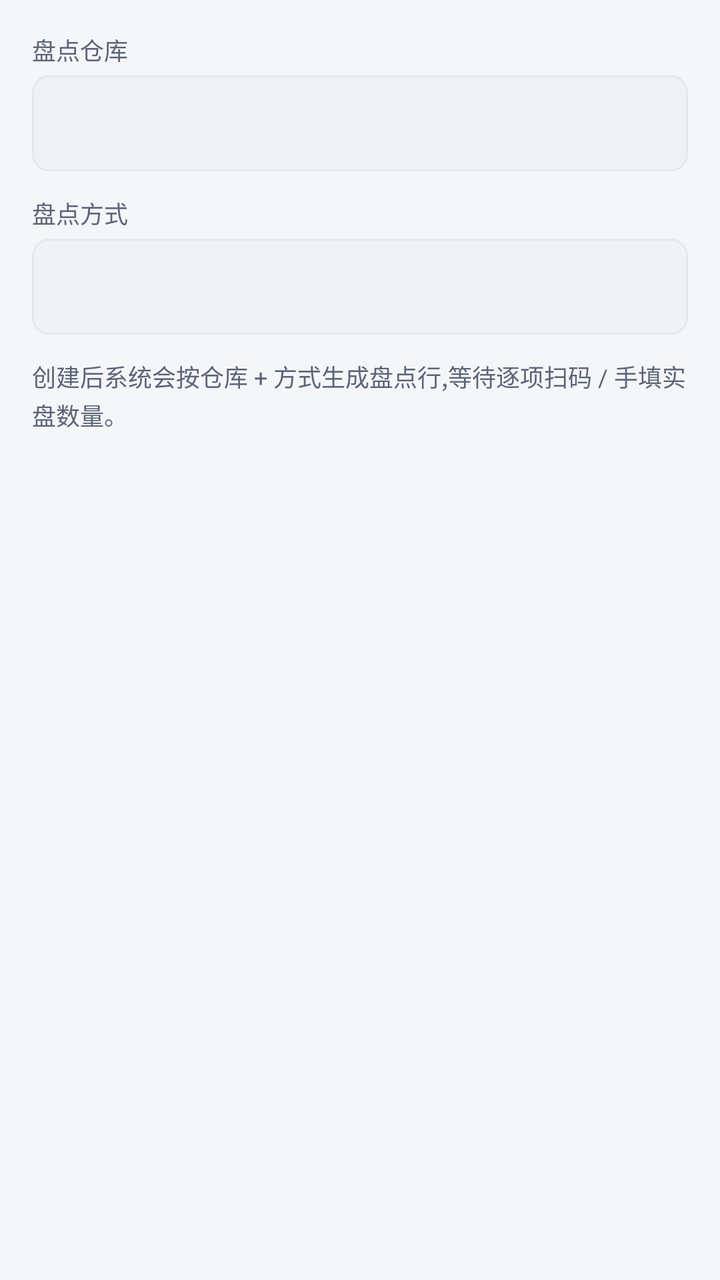
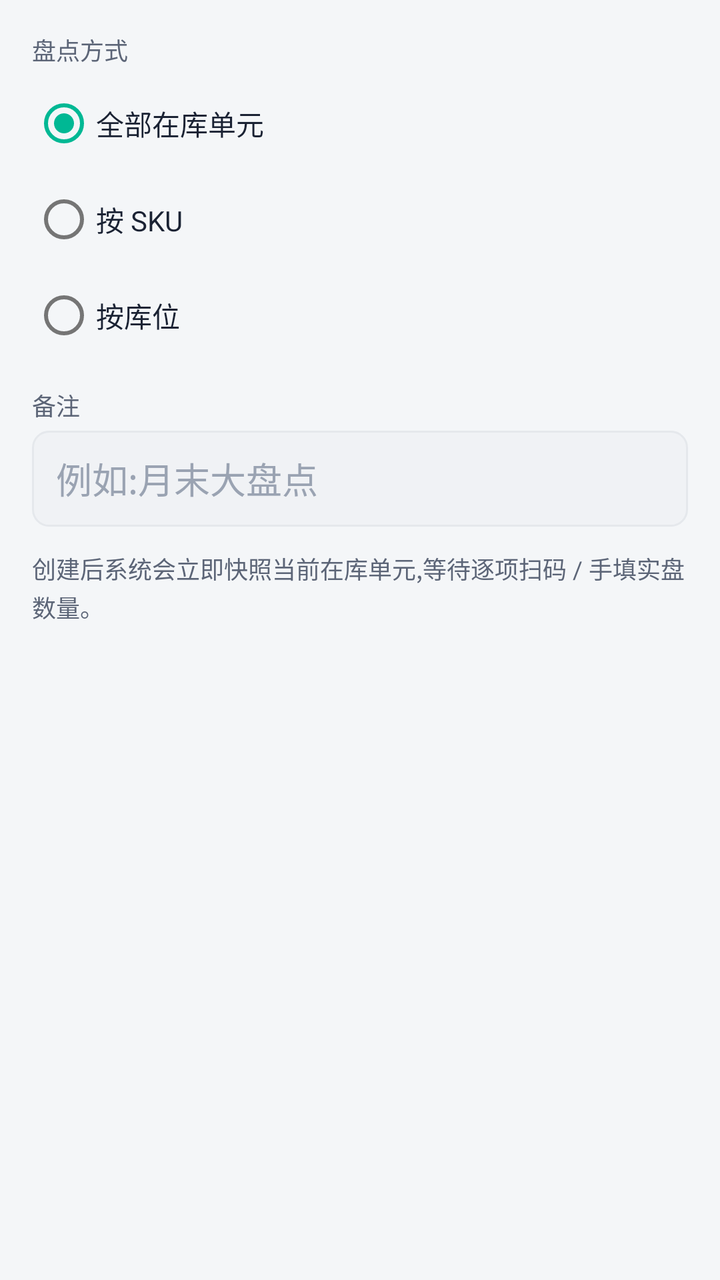

An Android layout rendered at two revisions. The XML below is the earlier revision; the diff shows what the commit changed to produce the second picture.
<!-- AndroidManifest.xml: application theme Theme.SimpleWmsPda -->
<!-- res/layout/dialog_stocktake_new.xml -->
<?xml version="1.0" encoding="utf-8"?>
<LinearLayout xmlns:android="http://schemas.android.com/apk/res/android"
    android:layout_width="match_parent"
    android:layout_height="wrap_content"
    android:orientation="vertical"
    android:padding="@dimen/space_lg">

    <TextView
        android:layout_width="wrap_content"
        android:layout_height="wrap_content"
        android:text="@string/stocktake_warehouse"
        style="@style/Text.Caption" />

    <Spinner
        android:id="@+id/sp_warehouse"
        android:layout_width="match_parent"
        android:layout_height="@dimen/touch_min"
        android:layout_marginTop="@dimen/space_xs"
        android:background="@drawable/bg_input" />

    <TextView
        android:layout_width="wrap_content"
        android:layout_height="wrap_content"
        android:layout_marginTop="@dimen/space_md"
        android:text="@string/stocktake_mode"
        style="@style/Text.Caption" />

    <Spinner
        android:id="@+id/sp_mode"
        android:layout_width="match_parent"
        android:layout_height="@dimen/touch_min"
        android:layout_marginTop="@dimen/space_xs"
        android:background="@drawable/bg_input" />

    <TextView
        android:layout_width="wrap_content"
        android:layout_height="wrap_content"
        android:layout_marginTop="@dimen/space_md"
        android:text="@string/stocktake_create_fmt"
        android:lineSpacingExtra="2dp"
        style="@style/Text.Caption" />
</LinearLayout>
<!-- resources referenced by this layout -->
<resources>
  <dimen name="space_lg">16dp</dimen>
  <dimen name="space_md">12dp</dimen>
  <dimen name="space_xs">4dp</dimen>
  <dimen name="touch_min">48dp</dimen>
  <!-- drawable bg_input (drawable) -->
  <?xml version="1.0" encoding="utf-8"?>
  <shape xmlns:android="http://schemas.android.com/apk/res/android" android:shape="rectangle">
      <solid android:color="@color/bg_subtle" />
      <corners android:radius="8dp" />
      <stroke android:width="1dp" android:color="@color/divider" />
  </shape>
  <string name="stocktake_create_fmt">创建后系统会按仓库 + 方式生成盘点行,等待逐项扫码 / 手填实盘数量。</string>
  <string name="stocktake_mode">盘点方式</string>
  <string name="stocktake_warehouse">盘点仓库</string>
  <style name="Text.Caption">
          <item name="android:textSize">@dimen/text_caption</item>
          <item name="android:textColor">@color/text_secondary</item>
      </style>
  <style name="Theme.SimpleWmsPda" parent="Theme.SimpleWMS" />
  <color name="bg_subtle">#F0F2F5</color>
  <color name="divider">#E5E8EC</color>
  <dimen name="text_caption">12sp</dimen>
  <color name="text_secondary">#5C6577</color>
  <style name="Theme.SimpleWMS" parent="Theme.MaterialComponents.Light.NoActionBar">
          <item name="colorPrimary">@color/primary</item>
          <item name="colorPrimaryDark">@color/primary_dark</item>
          <item name="colorAccent">@color/accent</item>
          <item name="android:windowBackground">@color/bg_page</item>
          <item name="android:statusBarColor">@color/primary_dark</item>
          <item name="android:navigationBarColor">@color/bg_card</item>
          <item name="android:textColorPrimary">@color/text_primary</item>
          <item name="android:textColorSecondary">@color/text_secondary</item>
          <item name="materialButtonStyle">@style/Widget.SimpleWMS.Button</item>
      </style>
  <color name="primary">#1E6BFF</color>
  <color name="primary_dark">#0E4CCB</color>
  <color name="accent">#00B894</color>
  <color name="bg_page">#F4F6F8</color>
  <color name="bg_card">#FFFFFF</color>
  <color name="text_primary">#1A2233</color>
  <style name="Widget.SimpleWMS.Button" parent="Widget.MaterialComponents.Button">
          <item name="cornerRadius">@dimen/card_corner</item>
          <item name="android:minHeight">@dimen/touch_min</item>
          <item name="android:textSize">@dimen/text_subtitle</item>
      </style>
  <dimen name="card_corner">12dp</dimen>
  <dimen name="text_subtitle">16sp</dimen>
</resources>

<!-- the commit's change to res/layout/dialog_stocktake_new.xml (unified diff, before → after) -->
@@ -8,29 +8,92 @@
     <TextView
         android:layout_width="wrap_content"
         android:layout_height="wrap_content"
-        android:text="@string/stocktake_warehouse"
+        android:text="@string/stocktake_scope"
         style="@style/Text.Caption" />
 
-    <Spinner
-        android:id="@+id/sp_warehouse"
+    <RadioGroup
+        android:id="@+id/rg_scope"
+        android:layout_width="match_parent"
+        android:layout_height="wrap_content"
+        android:layout_marginTop="@dimen/space_xs"
+        android:orientation="vertical">
+
+        <RadioButton
+            android:id="@+id/rb_scope_all"
+            android:layout_width="match_parent"
+            android:layout_height="wrap_content"
+            android:minHeight="@dimen/touch_min"
+            android:checked="true"
+            android:text="@string/stocktake_scope_all"
+            android:textColor="@color/text_primary" />
+
+        <RadioButton
+            android:id="@+id/rb_scope_sku"
+            android:layout_width="match_parent"
+            android:layout_height="wrap_content"
+            android:minHeight="@dimen/touch_min"
+            android:text="@string/stocktake_scope_sku"
+            android:textColor="@color/text_primary" />
+
+        <RadioButton
+            android:id="@+id/rb_scope_location"
+            android:layout_width="match_parent"
+            android:layout_height="wrap_content"
+            android:minHeight="@dimen/touch_min"
+            android:text="@string/stocktake_scope_location"
+            android:textColor="@color/text_primary" />
+    </RadioGroup>
+
+    <TextView
+        android:id="@+id/tv_keyword_label"
+        android:layout_width="wrap_content"
+        android:layout_height="wrap_content"
+        android:layout_marginTop="@dimen/space_md"
+        android:text="@string/stocktake_sku_label"
+        android:visibility="gone"
+        style="@style/Text.Caption" />
+
+    <EditText
+        android:id="@+id/et_keyword"
         android:layout_width="match_parent"
         android:layout_height="@dimen/touch_min"
         android:layout_marginTop="@dimen/space_xs"
-        android:background="@drawable/bg_input" />
+        android:background="@drawable/bg_input"
+        android:paddingStart="@dimen/space_md"
+        android:paddingEnd="@dimen/space_md"
+        android:hint="@string/stocktake_sku_hint"
+        android:textColor="@color/text_primary"
+        android:textColorHint="@color/text_hint"
+        android:inputType="text"
+        android:visibility="gone" />
+
+    <Spinner
+        android:id="@+id/sp_location"
+        android:layout_width="match_parent"
+        android:layout_height="@dimen/touch_min"
+        android:layout_marginTop="@dimen/space_xs"
+        android:background="@drawable/bg_input"
+        android:visibility="gone" />
 
     <TextView
         android:layout_width="wrap_content"
         android:layout_height="wrap_content"
         android:layout_marginTop="@dimen/space_md"
-        android:text="@string/stocktake_mode"
+        android:text="@string/stocktake_remark"
         style="@style/Text.Caption" />
 
-    <Spinner
-        android:id="@+id/sp_mode"
+    <EditText
+        android:id="@+id/et_remark"
         android:layout_width="match_parent"
         android:layout_height="@dimen/touch_min"
         android:layout_marginTop="@dimen/space_xs"
-        android:background="@drawable/bg_input" />
+        android:background="@drawable/bg_input"
+        android:paddingStart="@dimen/space_md"
+        android:paddingEnd="@dimen/space_md"
+        android:hint="@string/stocktake_remark_hint"
+        android:textColor="@color/text_primary"
+        android:textColorHint="@color/text_hint"
+        android:inputType="text" />
 
     <TextView
         android:layout_width="wrap_content"
<!-- resource entries referenced after the edit -->
@@ -1,5 +1,6 @@
 <!-- resources referenced by this layout -->
 <resources>
+  <color name="text_hint">#9AA3B2</color>
   <dimen name="space_lg">16dp</dimen>
   <dimen name="space_md">12dp</dimen>
   <dimen name="space_xs">4dp</dimen>
@@ -11,9 +12,15 @@
       <corners android:radius="8dp" />
       <stroke android:width="1dp" android:color="@color/divider" />
   </shape>
-  <string name="stocktake_create_fmt">创建后系统会按仓库 + 方式生成盘点行,等待逐项扫码 / 手填实盘数量。</string>
-  <string name="stocktake_mode">盘点方式</string>
-  <string name="stocktake_warehouse">盘点仓库</string>
+  <string name="stocktake_create_fmt">创建后系统会立即快照当前在库单元,等待逐项扫码 / 手填实盘数量。</string>
+  <string name="stocktake_remark">备注</string>
+  <string name="stocktake_remark_hint">例如:月末大盘点</string>
+  <string name="stocktake_scope">盘点方式</string>
+  <string name="stocktake_scope_all">全部在库单元</string>
+  <string name="stocktake_scope_location">按库位</string>
+  <string name="stocktake_scope_sku">按 SKU</string>
+  <string name="stocktake_sku_hint">输入 SKU,多个用逗号分隔(最多 50 个)</string>
+  <string name="stocktake_sku_label">SKU</string>
   <style name="Text.Caption">
           <item name="android:textSize">@dimen/text_caption</item>
           <item name="android:textColor">@color/text_secondary</item>
